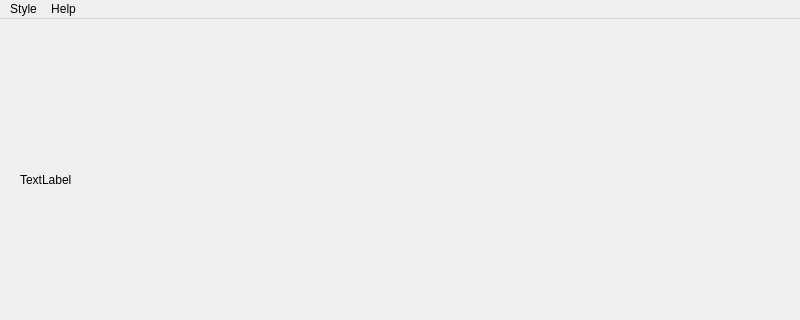
Qt form mainwindow.ui (alu0101206011/QTPaint) before a commit; both pictures show x 0 to 800 and y 0 to 320 of the 800 by 600 pixel window.
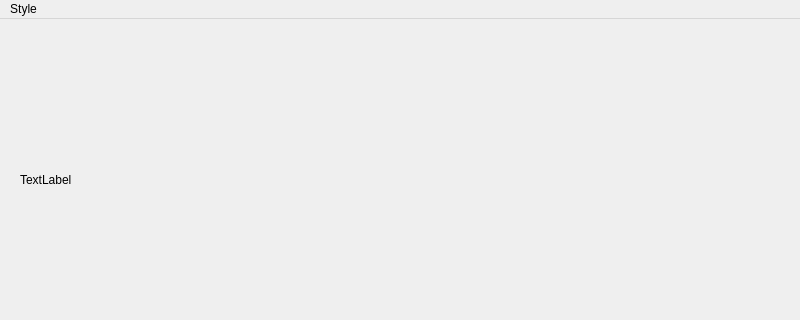
The same form after that commit.

Commit message: Adding colour and width customization in the menu bar

Patch:
```diff
--- a/mainwindow.ui
+++ b/mainwindow.ui
@@ -102,11 +102,6 @@
      <height>22</height>
     </rect>
    </property>
-   <widget class="QMenu" name="menuHelp">
-    <property name="title">
-     <string>Help</string>
-    </property>
-   </widget>
    <widget class="QMenu" name="menuStyle">
     <property name="title">
      <string>Style</string>
@@ -115,7 +110,6 @@
     <addaction name="editColour"/>
    </widget>
    <addaction name="menuStyle"/>
-   <addaction name="menuHelp"/>
   </widget>
   <widget class="QStatusBar" name="statusbar"/>
   <action name="editWidth">
```
The commit also changes 2 other files.
